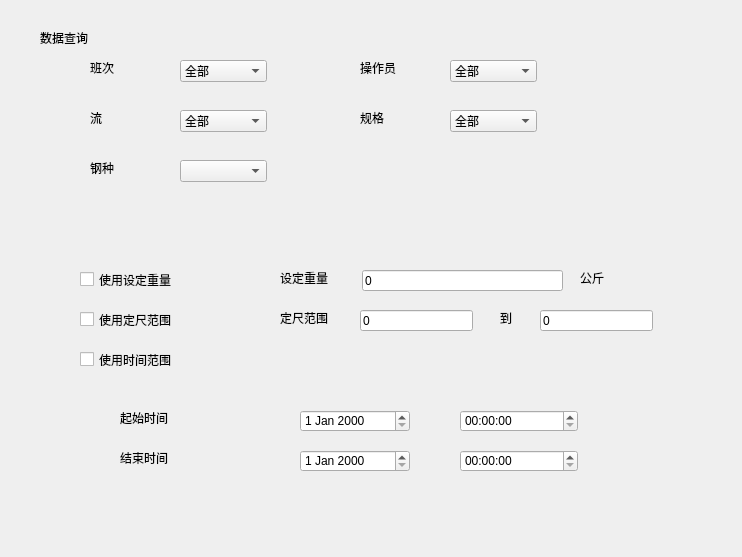
This is UI_ProductionDataQuery.ui in FSPengchen/Steel_FixdLengthSystem as Qt 5 draws it before an edit. The edited form follows.
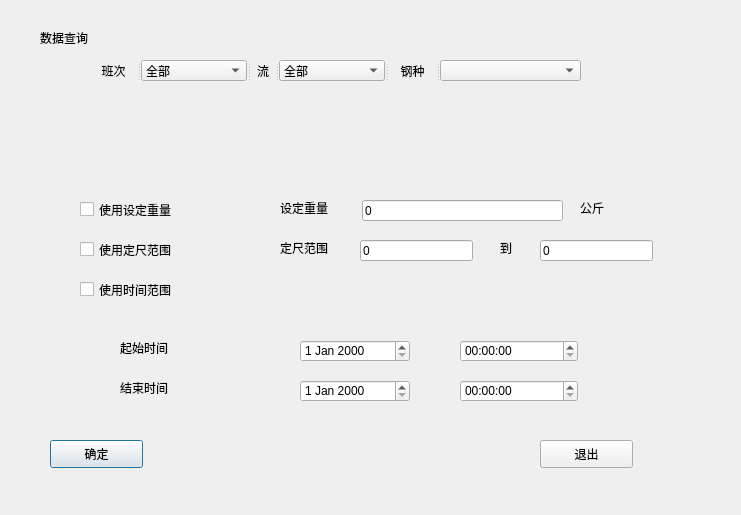
This is the edited form.

Diff of the .ui file:
```diff
--- a/UI_ProductionDataQuery.ui
+++ b/UI_ProductionDataQuery.ui
@@ -6,48 +6,13 @@
    <rect>
     <x>0</x>
     <y>0</y>
-    <width>742</width>
-    <height>557</height>
+    <width>741</width>
+    <height>515</height>
    </rect>
   </property>
   <property name="windowTitle">
    <string>生产数据查询</string>
   </property>
-  <widget class="QComboBox" name="comboBox">
-   <property name="geometry">
-    <rect>
-     <x>180</x>
-     <y>60</y>
-     <width>87</width>
-     <height>22</height>
-    </rect>
-   </property>
-   <item>
-    <property name="text">
-     <string>全部</string>
-    </property>
-   </item>
-   <item>
-    <property name="text">
-     <string>甲班</string>
-    </property>
-   </item>
-   <item>
-    <property name="text">
-     <string>乙班</string>
-    </property>
-   </item>
-   <item>
-    <property name="text">
-     <string>丙班</string>
-    </property>
-   </item>
-   <item>
-    <property name="text">
-     <string>丁班</string>
-    </property>
-   </item>
-  </widget>
   <widget class="QLabel" name="label">
    <property name="geometry">
     <rect>
@@ -61,151 +26,11 @@
     <string>数据查询</string>
    </property>
   </widget>
-  <widget class="QLabel" name="label_2">
-   <property name="geometry">
-    <rect>
-     <x>90</x>
-     <y>60</y>
-     <width>72</width>
-     <height>15</height>
-    </rect>
-   </property>
-   <property name="text">
-    <string>班次</string>
-   </property>
-  </widget>
-  <widget class="QLabel" name="label_3">
-   <property name="geometry">
-    <rect>
-     <x>90</x>
-     <y>110</y>
-     <width>72</width>
-     <height>15</height>
-    </rect>
-   </property>
-   <property name="text">
-    <string>流</string>
-   </property>
-  </widget>
-  <widget class="QLabel" name="label_4">
-   <property name="geometry">
-    <rect>
-     <x>90</x>
-     <y>160</y>
-     <width>72</width>
-     <height>15</height>
-    </rect>
-   </property>
-   <property name="text">
-    <string>钢种</string>
-   </property>
-  </widget>
-  <widget class="QComboBox" name="comboBox_2">
-   <property name="geometry">
-    <rect>
-     <x>180</x>
-     <y>110</y>
-     <width>87</width>
-     <height>22</height>
-    </rect>
-   </property>
-   <item>
-    <property name="text">
-     <string>全部</string>
-    </property>
-   </item>
-   <item>
-    <property name="text">
-     <string>1流</string>
-    </property>
-   </item>
-   <item>
-    <property name="text">
-     <string>2流</string>
-    </property>
-   </item>
-   <item>
-    <property name="text">
-     <string>3流</string>
-    </property>
-   </item>
-   <item>
-    <property name="text">
-     <string>4流</string>
-    </property>
-   </item>
-  </widget>
-  <widget class="QComboBox" name="cb_SteelType">
-   <property name="geometry">
-    <rect>
-     <x>180</x>
-     <y>160</y>
-     <width>87</width>
-     <height>22</height>
-    </rect>
-   </property>
-  </widget>
-  <widget class="QComboBox" name="comboBox_4">
-   <property name="geometry">
-    <rect>
-     <x>450</x>
-     <y>60</y>
-     <width>87</width>
-     <height>22</height>
-    </rect>
-   </property>
-   <item>
-    <property name="text">
-     <string>全部</string>
-    </property>
-   </item>
-  </widget>
-  <widget class="QLabel" name="label_5">
-   <property name="geometry">
-    <rect>
-     <x>360</x>
-     <y>60</y>
-     <width>72</width>
-     <height>15</height>
-    </rect>
-   </property>
-   <property name="text">
-    <string>操作员</string>
-   </property>
-  </widget>
-  <widget class="QLabel" name="label_6">
-   <property name="geometry">
-    <rect>
-     <x>360</x>
-     <y>110</y>
-     <width>72</width>
-     <height>15</height>
-    </rect>
-   </property>
-   <property name="text">
-    <string>规格</string>
-   </property>
-  </widget>
-  <widget class="QComboBox" name="comboBox_5">
-   <property name="geometry">
-    <rect>
-     <x>450</x>
-     <y>110</y>
-     <width>87</width>
-     <height>22</height>
-    </rect>
-   </property>
-   <item>
-    <property name="text">
-     <string>全部</string>
-    </property>
-   </item>
-  </widget>
   <widget class="QLabel" name="label_8">
    <property name="geometry">
     <rect>
      <x>280</x>
-     <y>270</y>
+     <y>200</y>
      <width>101</width>
      <height>16</height>
     </rect>
@@ -218,7 +43,7 @@
    <property name="geometry">
     <rect>
      <x>362</x>
-     <y>270</y>
+     <y>200</y>
      <width>201</width>
      <height>21</height>
     </rect>
@@ -234,7 +59,7 @@
    <property name="geometry">
     <rect>
      <x>580</x>
-     <y>270</y>
+     <y>200</y>
      <width>41</width>
      <height>16</height>
     </rect>
@@ -247,7 +72,7 @@
    <property name="geometry">
     <rect>
      <x>280</x>
-     <y>310</y>
+     <y>240</y>
      <width>101</width>
      <height>16</height>
     </rect>
@@ -260,7 +85,7 @@
    <property name="geometry">
     <rect>
      <x>500</x>
-     <y>310</y>
+     <y>240</y>
      <width>31</width>
      <height>16</height>
     </rect>
@@ -273,7 +98,7 @@
    <property name="geometry">
     <rect>
      <x>360</x>
-     <y>310</y>
+     <y>240</y>
      <width>113</width>
      <height>21</height>
     </rect>
@@ -286,7 +111,7 @@
    <property name="geometry">
     <rect>
      <x>540</x>
-     <y>310</y>
+     <y>240</y>
      <width>113</width>
      <height>21</height>
     </rect>
@@ -299,7 +124,7 @@
    <property name="geometry">
     <rect>
      <x>120</x>
-     <y>410</y>
+     <y>340</y>
      <width>101</width>
      <height>16</height>
     </rect>
@@ -312,7 +137,7 @@
    <property name="geometry">
     <rect>
      <x>120</x>
-     <y>450</y>
+     <y>380</y>
      <width>101</width>
      <height>16</height>
     </rect>
@@ -325,7 +150,7 @@
    <property name="geometry">
     <rect>
      <x>80</x>
-     <y>270</y>
+     <y>200</y>
      <width>121</width>
      <height>19</height>
     </rect>
@@ -338,7 +163,7 @@
    <property name="geometry">
     <rect>
      <x>80</x>
-     <y>310</y>
+     <y>240</y>
      <width>121</width>
      <height>19</height>
     </rect>
@@ -351,7 +176,7 @@
    <property name="geometry">
     <rect>
      <x>80</x>
-     <y>350</y>
+     <y>280</y>
      <width>121</width>
      <height>19</height>
     </rect>
@@ -364,7 +189,7 @@
    <property name="geometry">
     <rect>
      <x>300</x>
-     <y>410</y>
+     <y>340</y>
      <width>110</width>
      <height>22</height>
     </rect>
@@ -374,7 +199,7 @@
    <property name="geometry">
     <rect>
      <x>300</x>
-     <y>450</y>
+     <y>380</y>
      <width>110</width>
      <height>22</height>
     </rect>
@@ -384,7 +209,7 @@
    <property name="geometry">
     <rect>
      <x>460</x>
-     <y>410</y>
+     <y>340</y>
      <width>118</width>
      <height>22</height>
     </rect>
@@ -394,12 +219,130 @@
    <property name="geometry">
     <rect>
      <x>460</x>
-     <y>450</y>
+     <y>380</y>
      <width>118</width>
      <height>22</height>
     </rect>
    </property>
   </widget>
+  <widget class="QPushButton" name="Btn_Query">
+   <property name="geometry">
+    <rect>
+     <x>50</x>
+     <y>440</y>
+     <width>93</width>
+     <height>28</height>
+    </rect>
+   </property>
+   <property name="text">
+    <string>确定</string>
+   </property>
+  </widget>
+  <widget class="QPushButton" name="Btn_Exit">
+   <property name="geometry">
+    <rect>
+     <x>540</x>
+     <y>440</y>
+     <width>93</width>
+     <height>28</height>
+    </rect>
+   </property>
+   <property name="text">
+    <string>退出</string>
+   </property>
+  </widget>
+  <widget class="QSplitter" name="splitter">
+   <property name="geometry">
+    <rect>
+     <x>90</x>
+     <y>60</y>
+     <width>491</width>
+     <height>21</height>
+    </rect>
+   </property>
+   <property name="orientation">
+    <enum>Qt::Horizontal</enum>
+   </property>
+   <widget class="QLabel" name="label_2">
+    <property name="text">
+     <string>班次</string>
+    </property>
+    <property name="alignment">
+     <set>Qt::AlignCenter</set>
+    </property>
+   </widget>
+   <widget class="QComboBox" name="comboBox">
+    <item>
+     <property name="text">
+      <string>全部</string>
+     </property>
+    </item>
+    <item>
+     <property name="text">
+      <string>甲班</string>
+     </property>
+    </item>
+    <item>
+     <property name="text">
+      <string>乙班</string>
+     </property>
+    </item>
+    <item>
+     <property name="text">
+      <string>丙班</string>
+     </property>
+    </item>
+    <item>
+     <property name="text">
+      <string>丁班</string>
+     </property>
+    </item>
+   </widget>
+   <widget class="QLabel" name="label_3">
+    <property name="text">
+     <string>流</string>
+    </property>
+    <property name="alignment">
+     <set>Qt::AlignCenter</set>
+    </property>
+   </widget>
+   <widget class="QComboBox" name="comboBox_2">
+    <item>
+     <property name="text">
+      <string>全部</string>
+     </property>
+    </item>
+    <item>
+     <property name="text">
+      <string>1流</string>
+     </property>
+    </item>
+    <item>
+     <property name="text">
+      <string>2流</string>
+     </property>
+    </item>
+    <item>
+     <property name="text">
+      <string>3流</string>
+     </property>
+    </item>
+    <item>
+     <property name="text">
+      <string>4流</string>
+     </property>
+    </item>
+   </widget>
+   <widget class="QLabel" name="label_4">
+    <property name="text">
+     <string>钢种</string>
+    </property>
+    <property name="alignment">
+     <set>Qt::AlignCenter</set>
+    </property>
+   </widget>
+   <widget class="QComboBox" name="cb_SteelType"/>
+  </widget>
  </widget>
  <resources/>
  <connections/>
```
